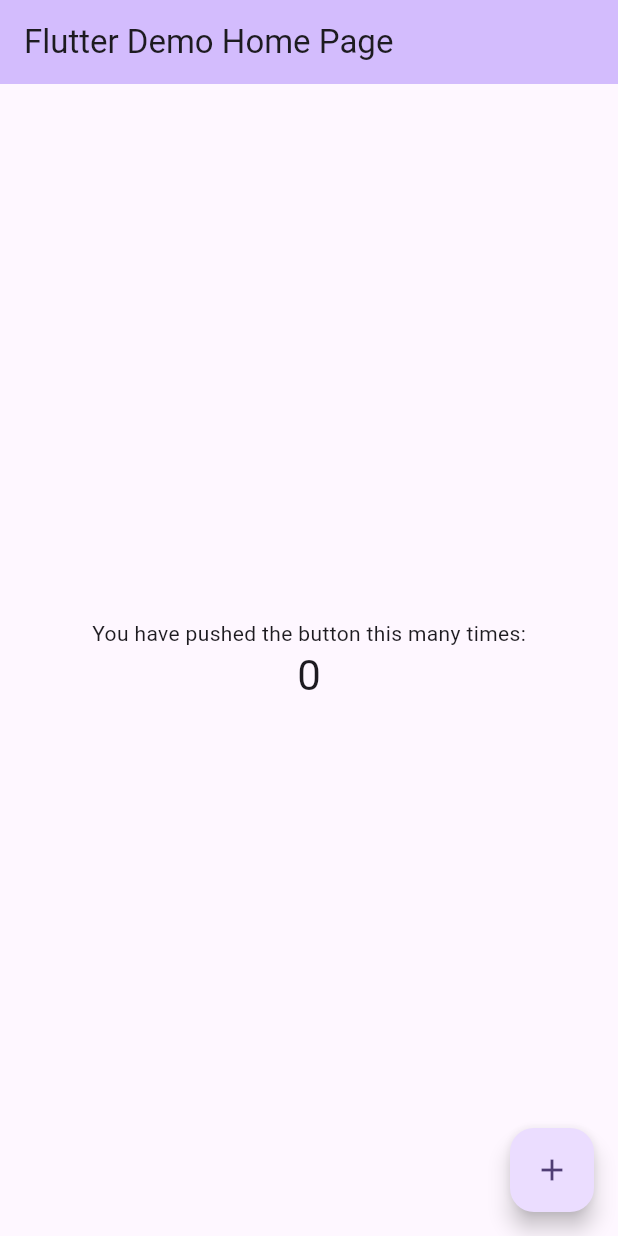
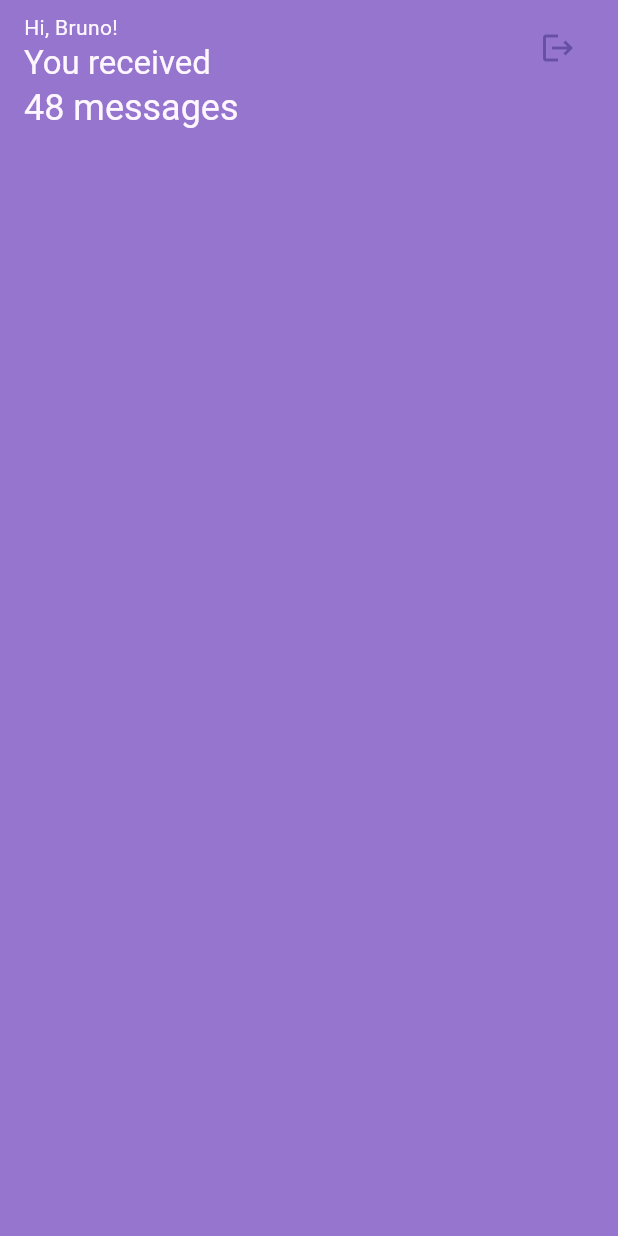
Before and after one commit to montonurb/Chat-Firebase, a Flutter app: the screen it shows after launch, on a phone screen of 412 x 824 dp. Run offline on Flutter 3.47's test engine with Material 3 defaults, Android fonts, the phone set to English and light mode, and no system bars.

Commit message:
Iniciando a appBar

```diff
--- /dev/null
+++ b/lib/app_widget.dart
@@ -0,0 +1,14 @@
+import 'package:chat_firebase/pages/home_page.dart';
+import 'package:flutter/material.dart';
+
+class AppWidget extends StatelessWidget {
+  const AppWidget({super.key});
+
+  @override
+  Widget build(BuildContext context) {
+    return const MaterialApp(
+      debugShowCheckedModeBanner: false,
+      home: HomePage(),
+    );
+  }
+}
--- a/lib/main.dart
+++ b/lib/main.dart
@@ -1,125 +1,6 @@
+import 'package:chat_firebase/app_widget.dart';
 import 'package:flutter/material.dart';
 
 void main() {
-  runApp(const MyApp());
+  runApp(const AppWidget());
 }
-
-class MyApp extends StatelessWidget {
-  const MyApp({super.key});
-
-  // This widget is the root of your application.
-  @override
-  Widget build(BuildContext context) {
-    return MaterialApp(
-      title: 'Flutter Demo',
-      theme: ThemeData(
-        // This is the theme of your application.
-        //
-        // TRY THIS: Try running your application with "flutter run". You'll see
-        // the application has a blue toolbar. Then, without quitting the app,
-        // try changing the seedColor in the colorScheme below to Colors.green
-        // and then invoke "hot reload" (save your changes or press the "hot
-        // reload" button in a Flutter-supported IDE, or press "r" if you used
-        // the command line to start the app).
-        //
-        // Notice that the counter didn't reset back to zero; the application
-        // state is not lost during the reload. To reset the state, use hot
-        // restart instead.
-        //
-        // This works for code too, not just values: Most code changes can be
-        // tested with just a hot reload.
-        colorScheme: ColorScheme.fromSeed(seedColor: Colors.deepPurple),
-        useMaterial3: true,
-      ),
-      home: const MyHomePage(title: 'Flutter Demo Home Page'),
-    );
-  }
-}
-
-class MyHomePage extends StatefulWidget {
-  const MyHomePage({super.key, required this.title});
-
-  // This widget is the home page of your application. It is stateful, meaning
-  // that it has a State object (defined below) that contains fields that affect
-  // how it looks.
-
-  // This class is the configuration for the state. It holds the values (in this
-  // case the title) provided by the parent (in this case the App widget) and
-  // used by the build method of the State. Fields in a Widget subclass are
-  // always marked "final".
-
-  final String title;
-
-  @override
-  State<MyHomePage> createState() => _MyHomePageState();
-}
-
-class _MyHomePageState extends State<MyHomePage> {
-  int _counter = 0;
-
-  void _incrementCounter() {
-    setState(() {
-      // This call to setState tells the Flutter framework that something has
-      // changed in this State, which causes it to rerun the build method below
-      // so that the display can reflect the updated values. If we changed
-      // _counter without calling setState(), then the build method would not be
-      // called again, and so nothing would appear to happen.
-      _counter++;
-    });
-  }
-
-  @override
-  Widget build(BuildContext context) {
-    // This method is rerun every time setState is called, for instance as done
-    // by the _incrementCounter method above.
-    //
-    // The Flutter framework has been optimized to make rerunning build methods
-    // fast, so that you can just rebuild anything that needs updating rather
-    // than having to individually change instances of widgets.
-    return Scaffold(
-      appBar: AppBar(
-        // TRY THIS: Try changing the color here to a specific color (to
-        // Colors.amber, perhaps?) and trigger a hot reload to see the AppBar
-        // change color while the other colors stay the same.
-        backgroundColor: Theme.of(context).colorScheme.inversePrimary,
-        // Here we take the value from the MyHomePage object that was created by
-        // the App.build method, and use it to set our appbar title.
-        title: Text(widget.title),
-      ),
-      body: Center(
-        // Center is a layout widget. It takes a single child and positions it
-        // in the middle of the parent.
-        child: Column(
-          // Column is also a layout widget. It takes a list of children and
-          // arranges them vertically. By default, it sizes itself to fit its
-          // children horizontally, and tries to be as tall as its parent.
-          //
-          // Column has various properties to control how it sizes itself and
-          // how it positions its children. Here we use mainAxisAlignment to
-          // center the children vertically; the main axis here is the vertical
-          // axis because Columns are vertical (the cross axis would be
-          // horizontal).
-          //
-          // TRY THIS: Invoke "debug painting" (choose the "Toggle Debug Paint"
-          // action in the IDE, or press "p" in the console), to see the
-          // wireframe for each widget.
-          mainAxisAlignment: MainAxisAlignment.center,
-          children: <Widget>[
-            const Text(
-              'You have pushed the button this many times:',
-            ),
-            Text(
-              '$_counter',
-              style: Theme.of(context).textTheme.headlineMedium,
-            ),
-          ],
-        ),
-      ),
-      floatingActionButton: FloatingActionButton(
-        onPressed: _incrementCounter,
-        tooltip: 'Increment',
-        child: const Icon(Icons.add),
-      ), // This trailing comma makes auto-formatting nicer for build methods.
-    );
-  }
-}
--- /dev/null
+++ b/lib/pages/home_page.dart
@@ -0,0 +1,30 @@
+import 'package:chat_firebase/widgets/app_bar_widget.dart';
+import 'package:flutter/material.dart';
+
+class HomePage extends StatefulWidget {
+  const HomePage({super.key});
+
+  @override
+  State<HomePage> createState() => _HomePageState();
+}
+
+void logout() {}
+
+class _HomePageState extends State<HomePage> {
+  @override
+  Widget build(BuildContext context) {
+    return Scaffold(
+      backgroundColor: Colors.deepPurple.shade300,
+      body: SafeArea(
+        child: Padding(
+          padding: const EdgeInsets.symmetric(vertical: 8.0, horizontal: 16.0),
+          child: AppBarWidget(
+            userName: "Bruno",
+            unreadChat: 48,
+            logout: logout,
+          ),
+        ),
+      ),
+    );
+  }
+}
--- /dev/null
+++ b/lib/widgets/app_bar_widget.dart
@@ -0,0 +1,53 @@
+// ignore_for_file: must_be_immutable
+
+import 'package:flutter/material.dart';
+
+class AppBarWidget extends StatelessWidget {
+  String userName;
+  int unreadChat;
+  VoidCallback logout;
+
+  AppBarWidget(
+      {Key? key,
+      required this.userName,
+      required this.unreadChat,
+      required this.logout})
+      : super(key: key);
+
+  @override
+  Widget build(BuildContext context) {
+    final theme = Theme.of(context);
+
+    return Row(
+      crossAxisAlignment: CrossAxisAlignment.start,
+      children: [
+        Expanded(
+          child: Column(
+            crossAxisAlignment: CrossAxisAlignment.start,
+            children: [
+              Text(
+                "Hi, $userName!",
+                style: theme.primaryTextTheme.bodyMedium,
+              ),
+              Text(
+                "You received",
+                style: theme.primaryTextTheme.titleLarge,
+              ),
+              Text(
+                "$unreadChat messages",
+                style: theme.primaryTextTheme.headlineSmall,
+              ),
+            ],
+          ),
+        ),
+        IconButton(
+          onPressed: logout,
+          icon: Icon(
+            Icons.logout,
+            color: theme.primaryColor,
+          ),
+        ),
+      ],
+    );
+  }
+}
```
Also changed, not shown: lib/pages/chat_page.dart (added), 1 other file.
